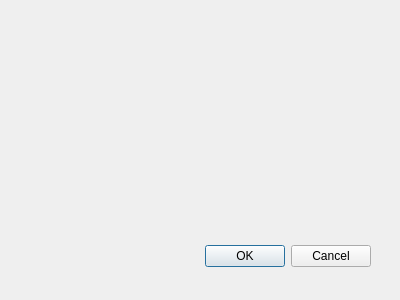
Qt form preferencesdialog.ui (Rolisteam/rolisteam) before a commit.
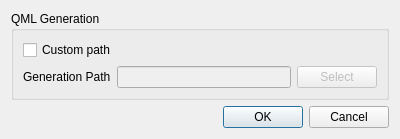
The same form after that commit.

Commit message: -add setting read/write -add preferences dialog call

```diff
--- a/preferencesdialog.ui
+++ b/preferencesdialog.ui
@@ -9,28 +9,68 @@
     <x>0</x>
     <y>0</y>
     <width>400</width>
-    <height>300</height>
+    <height>137</height>
    </rect>
   </property>
   <property name="windowTitle">
    <string>Dialog</string>
   </property>
-  <widget class="QDialogButtonBox" name="buttonBox">
-   <property name="geometry">
-    <rect>
-     <x>30</x>
-     <y>240</y>
-     <width>341</width>
-     <height>32</height>
-    </rect>
-   </property>
-   <property name="orientation">
-    <enum>Qt::Horizontal</enum>
-   </property>
-   <property name="standardButtons">
-    <set>QDialogButtonBox::Cancel|QDialogButtonBox::Ok</set>
-   </property>
-  </widget>
+  <layout class="QVBoxLayout" name="verticalLayout_2">
+   <item>
+    <widget class="QGroupBox" name="groupBox">
+     <property name="title">
+      <string>QML Generation</string>
+     </property>
+     <layout class="QVBoxLayout" name="verticalLayout">
+      <item>
+       <widget class="QCheckBox" name="checkBox">
+        <property name="text">
+         <string>Custom path</string>
+        </property>
+       </widget>
+      </item>
+      <item>
+       <layout class="QHBoxLayout" name="horizontalLayout">
+        <item>
+         <widget class="QLabel" name="label">
+          <property name="text">
+           <string>Generation Path</string>
+          </property>
+         </widget>
+        </item>
+        <item>
+         <widget class="QLineEdit" name="m_dirPath">
+          <property name="enabled">
+           <bool>false</bool>
+          </property>
+         </widget>
+        </item>
+        <item>
+         <widget class="QPushButton" name="m_selectDirectory">
+          <property name="enabled">
+           <bool>false</bool>
+          </property>
+          <property name="text">
+           <string>Select</string>
+          </property>
+         </widget>
+        </item>
+       </layout>
+      </item>
+     </layout>
+    </widget>
+   </item>
+   <item>
+    <widget class="QDialogButtonBox" name="buttonBox">
+     <property name="orientation">
+      <enum>Qt::Horizontal</enum>
+     </property>
+     <property name="standardButtons">
+      <set>QDialogButtonBox::Cancel|QDialogButtonBox::Ok</set>
+     </property>
+    </widget>
+   </item>
+  </layout>
  </widget>
  <pixmapfunction/>
  <resources/>
```
Left out of the diff: 37 changed lines with no effect on the pictures. The commit also changes 8 other files.
